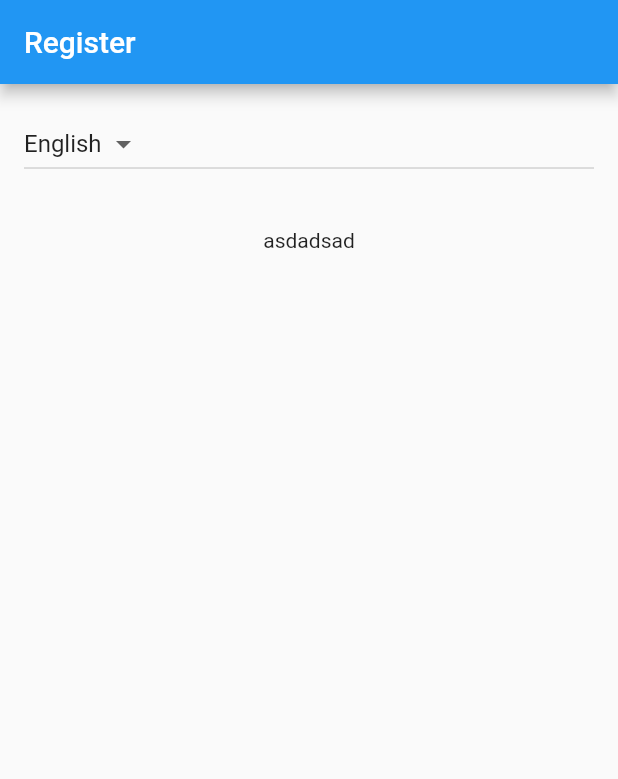
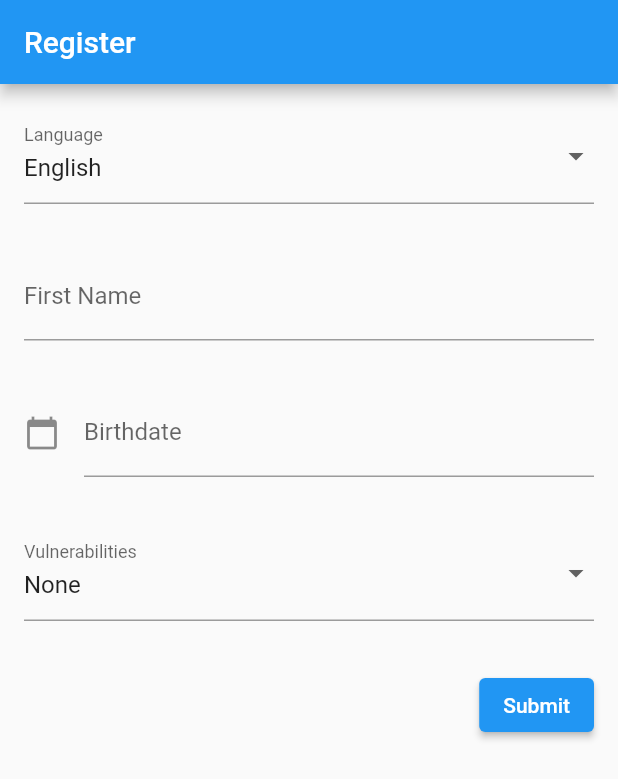
Before and after one commit to JohnRamberger/DisasterReliefAid, a Flutter app: the screen it shows after launch, on a phone screen of 412 x 824 dp. Shown: the top 779 px of the screen. Run offline on Flutter 3.47's test engine with Material 2 defaults, Android fonts, the phone set to English and light mode, and no system bars.

Commit message:
Update Register.screen.dart

```diff
--- a/disaster_relief_aid_flutter/lib/Screens/Register.screen.dart
+++ b/disaster_relief_aid_flutter/lib/Screens/Register.screen.dart
@@ -1,6 +1,8 @@
 import 'package:flutter/material.dart';
 import 'package:flutter/src/widgets/container.dart';
 import 'package:flutter/src/widgets/framework.dart';
+
+import "package:intl/intl.dart";
 
 import '../DRA.config.dart';
 
@@ -18,7 +20,25 @@ class _RegisterScreenState extends State<RegisterScreen> {
         appBar: AppBar(
           title: const Text("Register"),
         ),
-        body: Container(
+        body: const RegistrationForm());
+  }
+}
+
+class RegistrationForm extends StatefulWidget {
+  const RegistrationForm({super.key});
+
+  @override
+  State<RegistrationForm> createState() => _RegistrationFormState();
+}
+
+class _RegistrationFormState extends State<RegistrationForm> {
+  final GlobalKey<FormState> _formKey = GlobalKey<FormState>();
+
+  @override
+  Widget build(BuildContext context) {
+    return Form(
+        key: _formKey,
+        child: Padding(
             padding: const EdgeInsets.all(16),
             child: Center(
                 child: Column(
@@ -28,7 +48,48 @@ class _RegisterScreenState extends State<RegisterScreen> {
                   child: Row(
                       children: const [Expanded(child: LanguageDropDown())]),
                 ),
-                const Text("asdadsad")
+                Container(
+                  margin: const EdgeInsets.only(bottom: 32),
+                  child: Row(children: [
+                    Expanded(
+                        child: TextFormField(
+                      decoration: const InputDecoration(
+                        labelText: "First Name",
+                        hintText: "Enter your first name",
+                      ),
+                      autofillHints: const [AutofillHints.givenName],
+                      validator: (String? value) {
+                        if (value == null || value.isEmpty) {
+                          return 'Please enter some text';
+                        }
+                        return null;
+                      },
+                    ))
+                  ]),
+                ),
+                Container(
+                  margin: const EdgeInsets.only(bottom: 32),
+                  child:
+                      Row(children: const [Expanded(child: BirthdayPicker())]),
+                ),
+                Container(
+                  margin: const EdgeInsets.only(bottom: 32),
+                  child: Row(children: const [
+                    Expanded(child: VulnerabilitiesDropdown())
+                  ]),
+                ),
+                Row(
+                  mainAxisAlignment: MainAxisAlignment.end,
+                  children: [
+                    ElevatedButton(
+                        onPressed: () {
+                          if (_formKey.currentState!.validate()) {
+                            // process data woo!
+                          }
+                        },
+                        child: const Text("Submit"))
+                  ],
+                )
               ],
             ))));
   }
@@ -46,7 +107,7 @@ class _LanguageDropDownState extends State<LanguageDropDown> {
 
   @override
   Widget build(BuildContext context) {
-    return DropdownButton<String>(
+    return DropdownButtonFormField<String>(
       value: dropdownValue,
       items: Config.languages.map<DropdownMenuItem<String>>((String e) {
         return DropdownMenuItem<String>(value: e, child: Text(e));
@@ -56,6 +117,91 @@ class _LanguageDropDownState extends State<LanguageDropDown> {
           dropdownValue = value!;
         });
       },
+      isExpanded: true,
+      decoration: const InputDecoration(
+          labelText: "Language", hintText: "Select your language"),
     );
   }
 }
+
+class BirthdayPicker extends StatefulWidget {
+  const BirthdayPicker({super.key});
+
+  @override
+  State<BirthdayPicker> createState() => _BirthdayPickerState();
+}
+
+class _BirthdayPickerState extends State<BirthdayPicker> {
+  TextEditingController dateController = TextEditingController();
+
+  @override
+  void initState() {
+    super.initState();
+    dateController.text = "";
+  }
+
+  @override
+  Widget build(BuildContext context) {
+    return TextFormField(
+      controller: dateController,
+      decoration: const InputDecoration(
+        icon: Icon(Icons.calendar_today),
+        labelText: "Birthdate",
+      ),
+      readOnly: true,
+      validator: (value) {
+        if (value == null || value.isEmpty) {
+          return "Please enter a birthdate";
+        }
+      },
+      autofillHints: const [AutofillHints.birthday],
+      onTap: () async {
+        DateTime? pickedDate = await showDatePicker(
+          context: context,
+          initialDate: DateTime.now(),
+          firstDate: DateTime(1900),
+          lastDate: DateTime.now(),
+        );
+        if (pickedDate != null) {
+          String formatted = DateFormat("MM/dd/yyyy").format(pickedDate);
+          setState(() {
+            dateController.text = formatted;
+          });
+        } else {
+          print("Date is not selected");
+        }
+      },
+    );
+  }
+}
+
+class VulnerabilitiesDropdown extends StatefulWidget {
+  const VulnerabilitiesDropdown({super.key});
+
+  @override
+  State<VulnerabilitiesDropdown> createState() =>
+      _VulnerabilitiesDropdownState();
+}
+
+class _VulnerabilitiesDropdownState extends State<VulnerabilitiesDropdown> {
+  String dropdownValue = Config.vulnerabilities[0];
+
+  @override
+  Widget build(BuildContext context) {
+    return DropdownButtonFormField<String>(
+      value: dropdownValue,
+      items: Config.vulnerabilities.map<DropdownMenuItem<String>>((String e) {
+        return DropdownMenuItem<String>(value: e, child: Text(e));
+      }).toList(),
+      onChanged: (String? value) {
+        setState(() {
+          dropdownValue = value!;
+        });
+      },
+      isExpanded: true,
+      decoration: const InputDecoration(
+          labelText: "Vulnerabilities",
+          hintText: "Select your vulnerabilities"),
+    );
+  }
+}
```
